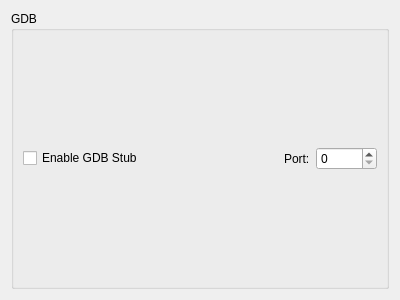
Above: src/citra_qt/configure_debug.ui from PabloMK7/citra before the change. Below: the same form after it.
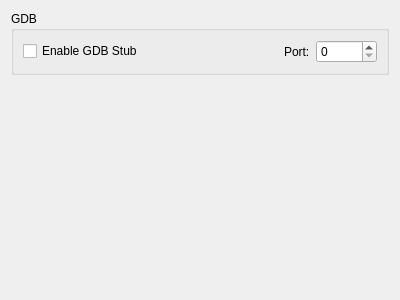
That is the form after the change.

Patch:
```diff
--- a/src/citra_qt/configure_debug.ui
+++ b/src/citra_qt/configure_debug.ui
@@ -13,16 +13,14 @@
   <property name="windowTitle">
    <string>Form</string>
   </property>
-  <layout class="QHBoxLayout" name="horizontalLayout">
-   <item>
     <layout class="QVBoxLayout" name="verticalLayout">
      <item>
+    <layout class="QVBoxLayout" name="verticalLayout_3">
+     <item>
       <widget class="QGroupBox" name="groupBox">
        <property name="title">
         <string>GDB</string>
        </property>
-       <layout class="QHBoxLayout" name="horizontalLayout_2">
-        <item>
          <layout class="QVBoxLayout" name="verticalLayout_2">
           <item>
            <layout class="QHBoxLayout" name="horizontalLayout_3">
@@ -63,12 +61,23 @@
            </layout>
           </item>
          </layout>
-        </item>
-       </layout>
       </widget>
      </item>
     </layout>
    </item>
+   <item>
+    <spacer name="verticalSpacer">
+     <property name="orientation">
+      <enum>Qt::Vertical</enum>
+     </property>
+     <property name="sizeHint" stdset="0">
+      <size>
+       <width>20</width>
+       <height>40</height>
+      </size>
+     </property>
+    </spacer>
+   </item>
   </layout>
  </widget>
  <resources/>
```
Left out of the diff: 23 changed lines with no effect on the pictures. Lines whose indentation alone changed are shown as unchanged.
